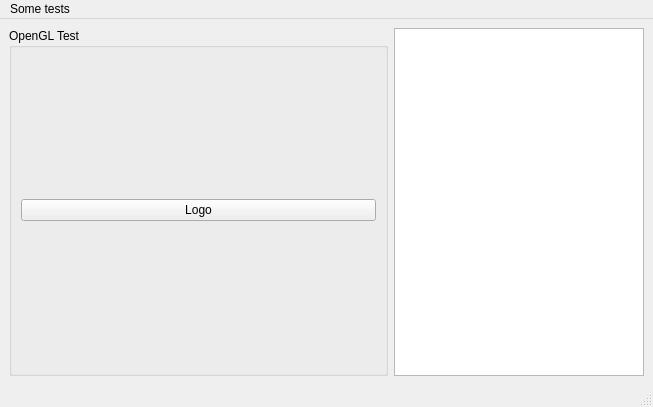
Qt form mainwindow.ui (Nicola17/OpenGL-Sandbox) before a commit.
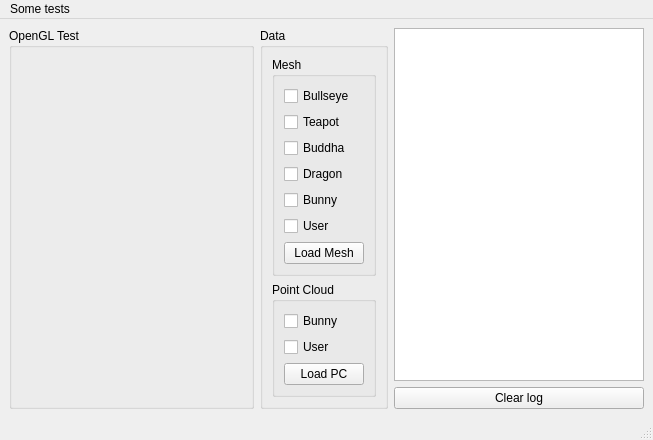
The same form after that commit.

Commit message: Major revision of the GUI... now I'm ready to go deep into the OpenGL development

Diff of the .ui file:
```diff
--- a/mainwindow.ui
+++ b/mainwindow.ui
@@ -15,7 +15,7 @@
   </property>
   <widget class="QWidget" name="centralwidget">
    <layout class="QGridLayout" name="gridLayout_2">
-    <item row="0" column="0">
+    <item row="2" column="0">
      <widget class="QGroupBox" name="_glGrpBx">
       <property name="sizePolicy">
        <sizepolicy hsizetype="Expanding" vsizetype="Expanding">
@@ -30,29 +30,140 @@
        <item row="0" column="0">
         <layout class="QHBoxLayout" name="_openglLayout"/>
        </item>
-       <item row="1" column="0">
-        <widget class="QPushButton" name="_logoBtn">
-         <property name="text">
-          <string>Logo</string>
-         </property>
-         <property name="checkable">
-          <bool>true</bool>
-         </property>
-        </widget>
-       </item>
       </layout>
      </widget>
     </item>
-    <item row="0" column="1">
-     <widget class="QPlainTextEdit" name="_logPTE">
-      <property name="maximumSize">
-       <size>
-        <width>250</width>
-        <height>16777215</height>
-       </size>
+    <item row="2" column="1">
+     <widget class="QGroupBox" name="groupBox">
+      <property name="title">
+       <string>Data</string>
       </property>
+      <layout class="QGridLayout" name="gridLayout_3">
+       <item row="5" column="1">
+        <widget class="QGroupBox" name="_bunnyPCChBx">
+         <property name="title">
+          <string>Point Cloud</string>
+         </property>
+         <layout class="QGridLayout" name="gridLayout_4">
+          <item row="1" column="0">
+           <widget class="QCheckBox" name="_userPCChBx">
+            <property name="text">
+             <string>User</string>
+            </property>
+           </widget>
+          </item>
+          <item row="0" column="0">
+           <widget class="QCheckBox" name="checkBox_6">
+            <property name="text">
+             <string>Bunny</string>
+            </property>
+           </widget>
+          </item>
+          <item row="2" column="0">
+           <widget class="QPushButton" name="pushButton_2">
+            <property name="text">
+             <string>Load PC</string>
+            </property>
+           </widget>
+          </item>
+         </layout>
+        </widget>
+       </item>
+       <item row="0" column="1">
+        <widget class="QGroupBox" name="groupBox_3">
+         <property name="title">
+          <string>Mesh</string>
+         </property>
+         <layout class="QGridLayout" name="gridLayout_5">
+          <item row="3" column="0">
+           <widget class="QCheckBox" name="_dragonChBx">
+            <property name="text">
+             <string>Dragon</string>
+            </property>
+           </widget>
+          </item>
+          <item row="6" column="0">
+           <widget class="QPushButton" name="pushButton">
+            <property name="text">
+             <string>Load Mesh</string>
+            </property>
+           </widget>
+          </item>
+          <item row="4" column="0">
+           <widget class="QCheckBox" name="_bunnyChBx">
+            <property name="text">
+             <string>Bunny</string>
+            </property>
+           </widget>
+          </item>
+          <item row="2" column="0">
+           <widget class="QCheckBox" name="_buddhaChBx">
+            <property name="text">
+             <string>Buddha</string>
+            </property>
+           </widget>
+          </item>
+          <item row="0" column="0">
+           <widget class="QCheckBox" name="_bullseyeChBx">
+            <property name="text">
+             <string>Bullseye</string>
+            </property>
+           </widget>
+          </item>
+          <item row="1" column="0">
+           <widget class="QCheckBox" name="_teapotChBx">
+            <property name="text">
+             <string>Teapot</string>
+            </property>
+           </widget>
+          </item>
+          <item row="5" column="0">
+           <widget class="QCheckBox" name="_userChBx">
+            <property name="text">
+             <string>User</string>
+            </property>
+           </widget>
+          </item>
+         </layout>
+        </widget>
+       </item>
+       <item row="7" column="1">
+        <spacer name="verticalSpacer">
+         <property name="orientation">
+          <enum>Qt::Vertical</enum>
+         </property>
+         <property name="sizeHint" stdset="0">
+          <size>
+           <width>20</width>
+           <height>40</height>
+          </size>
+         </property>
+        </spacer>
+       </item>
+      </layout>
      </widget>
     </item>
+    <item row="2" column="2">
+     <layout class="QVBoxLayout" name="verticalLayout">
+      <item>
+       <widget class="QPlainTextEdit" name="_logPTE">
+        <property name="maximumSize">
+         <size>
+          <width>250</width>
+          <height>16777215</height>
+         </size>
+        </property>
+       </widget>
+      </item>
+      <item>
+       <widget class="QPushButton" name="_clearLogBtn">
+        <property name="text">
+         <string>Clear log</string>
+        </property>
+       </widget>
+      </item>
+     </layout>
+    </item>
    </layout>
   </widget>
   <widget class="QMenuBar" name="menubar">
```
The commit also changes 2 other files.
